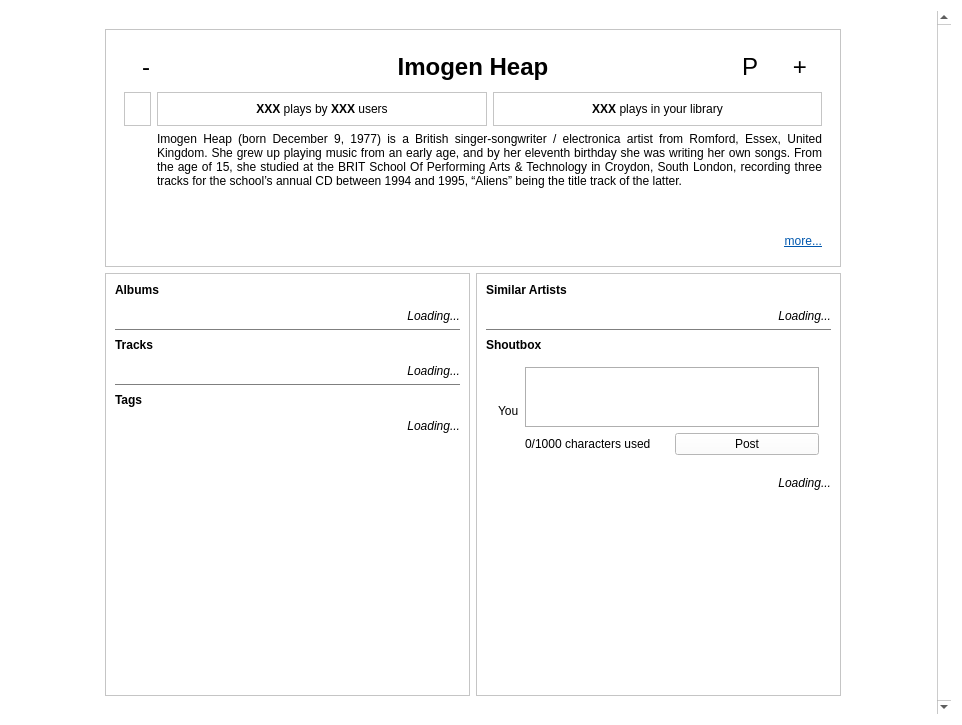
Qt form artistcontext.ui (jnetterf/hathor) before a commit.
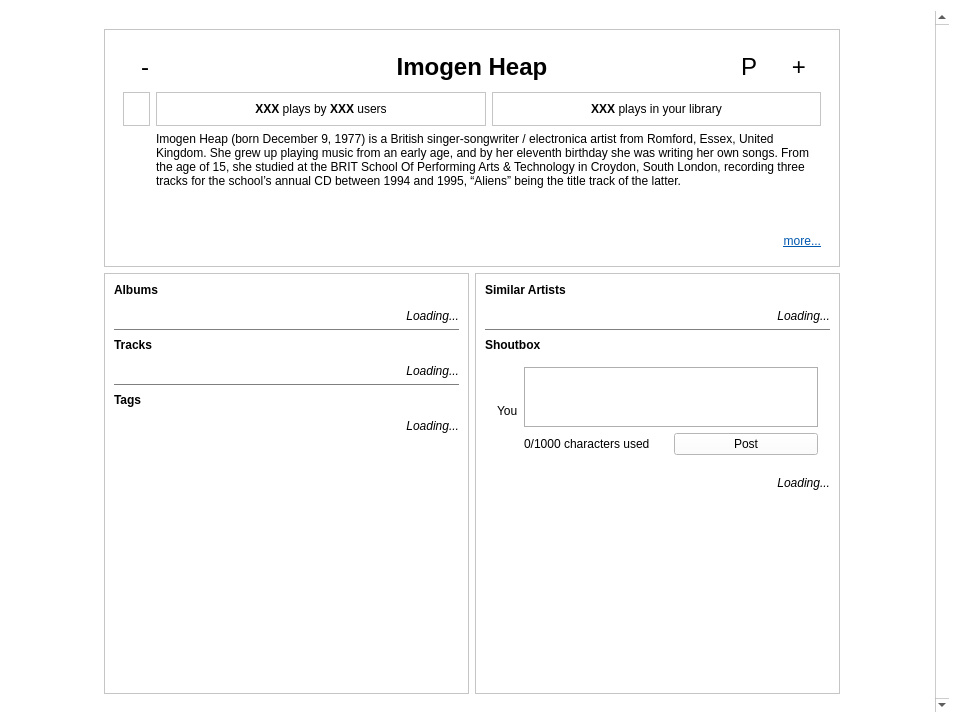
The same form after that commit. Icons and pictures are not drawn. Custom widgets are drawn as their Qt base class.

The edit to the form file:
```diff
--- a/artistcontext.ui
+++ b/artistcontext.ui
@@ -6,8 +6,8 @@
    <rect>
     <x>0</x>
     <y>0</y>
-    <width>962</width>
-    <height>725</height>
+    <width>960</width>
+    <height>723</height>
    </rect>
   </property>
   <property name="palette">
@@ -451,8 +451,8 @@
        <rect>
         <x>0</x>
         <y>0</y>
-        <width>935</width>
-        <height>713</height>
+        <width>933</width>
+        <height>711</height>
        </rect>
       </property>
       <layout class="QGridLayout" name="gridLayout_4">
@@ -1837,7 +1837,7 @@
                        <string>Imogen Heap (born December 9, 1977) is a British singer-songwriter / electronica artist from Romford, Essex, United Kingdom. She grew up playing music from an early age, and by her eleventh birthday she was writing her own songs. From the age of 15, she studied at the BRIT School Of Performing Arts &amp; Technology in Croydon, South London, recording three tracks for the school’s annual CD between 1994 and 1995, “Aliens” being the title track of the latter.</string>
                       </property>
                       <property name="alignment">
-                       <set>Qt::AlignJustify|Qt::AlignTop</set>
+                       <set>Qt::AlignLeading|Qt::AlignLeft|Qt::AlignTop</set>
                       </property>
                       <property name="wordWrap">
                        <bool>true</bool>
```
